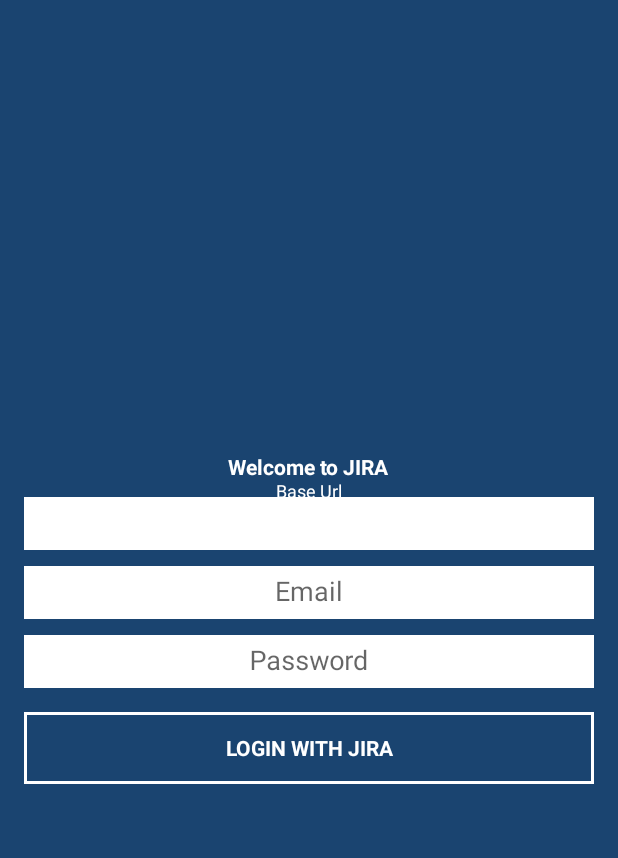
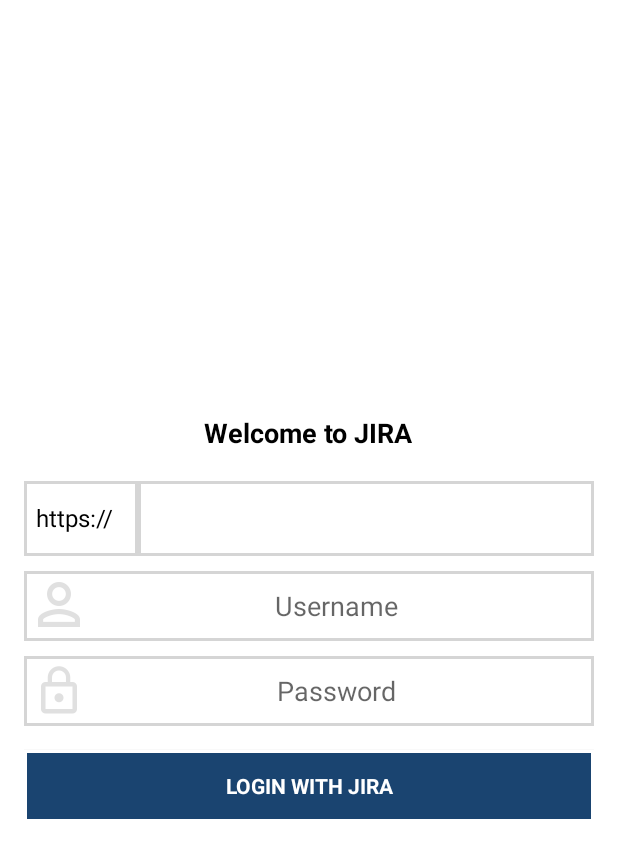
Before and after one commit to poojagaonkar/AWRCTEST, an Android app: the screen it shows after launch (LoginActivity), on a phone screen of 412 x 824 dp. Shown: the top 858 px of the screen. Run offline under Robolectric (Android 15) with nearby library versions, the phone set to English and light mode, and no system bars.

Commit message:
Changed login screen

```diff
--- a/AWEstimates/app/src/main/java/adweb/com/awteamestimates/LoginActivity.java
+++ b/AWEstimates/app/src/main/java/adweb/com/awteamestimates/LoginActivity.java
@@ -29,10 +29,12 @@ import android.view.View.OnClickListener;
 import android.view.WindowManager;
 import android.view.inputmethod.EditorInfo;
 import android.view.inputmethod.InputMethodManager;
+import android.widget.AdapterView;
 import android.widget.ArrayAdapter;
 import android.widget.AutoCompleteTextView;
 import android.widget.Button;
 import android.widget.EditText;
+import android.widget.Spinner;
 import android.widget.TextView;
 import android.widget.Toast;
 
@@ -89,13 +91,15 @@ public class LoginActivity extends AppCompatActivity  {
  private  EditText mBaseUrlView;
     private String userName;
     private  String baseUrl;
-
+    private Spinner mProtocolSpinner;
 
     private   String mUserSessionName ="";
     private   String mUserSessionValue ="";
     private SharedPreferences mPrefs;
     private SharedPreferences.Editor editor;
     public Button mUserNameSignInButton;
+    private List<String> protocolList ;
+    private String  protocolString;
 
     @Override
     protected void onCreate(Bundle savedInstanceState) {
@@ -108,6 +112,13 @@ public class LoginActivity extends AppCompatActivity  {
         mUserNameView = (EditText) findViewById(R.id.email);
         mBaseUrlView = (EditText)findViewById(R.id.etBaseUrl);
         mPasswordView = (EditText) findViewById(R.id.password);
+        mProtocolSpinner = (Spinner)findViewById(R.id.spinnerProtocol);
+
+
+        protocolList = new ArrayList<String>();
+        protocolList.add("https://");
+        protocolList.add("http://");
+
         mPasswordView.setOnEditorActionListener(new TextView.OnEditorActionListener() {
             @Override
             public boolean onEditorAction(TextView textView, int id, KeyEvent keyEvent) {
@@ -138,16 +149,35 @@ public class LoginActivity extends AppCompatActivity  {
         mLoginFormView = findViewById(R.id.login_form);
         mProgressView = findViewById(R.id.login_progress);
 
+        final ArrayAdapter<CharSequence> adapter = new ArrayAdapter(this,android.R.layout.simple_spinner_dropdown_item, protocolList);
+        adapter.setDropDownViewResource(android.R.layout.simple_spinner_dropdown_item);
+        mProtocolSpinner.setAdapter(adapter);
+
+        mProtocolSpinner.setOnItemSelectedListener(new AdapterView.OnItemSelectedListener() {
+            @Override
+            public void onItemSelected(AdapterView<?> adapterView, View view, int i, long l) {
+
+                protocolString = adapter.getItem(i).toString();
+            }
+
+            @Override
+            public void onNothingSelected(AdapterView<?> adapterView) {
+                protocolString = adapter.getItem(0).toString();
+            }
+        });
+
         baseUrl = mPrefs.getString(getResources().getString(R.string.pref_baseUrl), null);
         userName = mPrefs.getString(getResources().getString(R.string.pref_userName), null);
+        protocolString = mPrefs.getString("Protocol", null);
 
-        if(!TextUtils.isEmpty(baseUrl) && !TextUtils.isEmpty(userName))
+        if(!TextUtils.isEmpty(baseUrl) && !TextUtils.isEmpty(userName)&& !TextUtils.isEmpty(protocolString))
         {
-            mBaseUrlView.setText(baseUrl);
+            String[] tempUrl = baseUrl.split("//");
+            mBaseUrlView.setText(tempUrl[1]);
             mUserNameView.setText(userName);
+            int spinnerPosition = adapter.getPosition(protocolString);
+            mProtocolSpinner.setSelection(spinnerPosition);
         }
-
-
 
 
     }
@@ -198,6 +228,11 @@ public class LoginActivity extends AppCompatActivity  {
                 mBaseUrlView.setError(getString(R.string.error_invalid_baseurl));
                 focusView = mBaseUrlView;
                 cancel = true;
+            }
+            else
+            {
+                AppConstants.Protocol = protocolString;
+                baseUrl = protocolString + baseUrl;
             }
 
             // Check for a valid password, if the user entered one.
--- a/AWEstimates/app/src/main/java/adweb/com/awteamestimates/Service/JiraServices.java
+++ b/AWEstimates/app/src/main/java/adweb/com/awteamestimates/Service/JiraServices.java
@@ -174,6 +174,7 @@ public class JiraServices {
                 editor.putString(mContext.getResources().getString(R.string.pref_sessionUserValue), mUserSessionValue);
                 editor.putString(mContext.getResources().getString(R.string.pref_baseUrl), mBaseUrl);
                 editor.putString(mContext.getResources().getString(R.string.pref_userName), mUserName);
+                editor.putString("Protocol", AppConstants.Protocol);
                 AppConstants.tempPass = mPassword;
                 editor.commit();
 
--- a/AWEstimates/app/src/main/java/adweb/com/awteamestimates/Utilities/AppConstants.java
+++ b/AWEstimates/app/src/main/java/adweb/com/awteamestimates/Utilities/AppConstants.java
@@ -28,4 +28,5 @@ public class AppConstants {
     public static CharSequence CurrentSelectedRole;
     public static Boolean isRoleEnabled;
     public static ArrayList<RoleIdModel> ProjectRoleList;
+    public static String Protocol;
 }
--- a/AWEstimates/app/src/main/res/drawable-mdpi/edittext_background.xml
+++ b/AWEstimates/app/src/main/res/drawable-mdpi/edittext_background.xml
@@ -4,7 +4,8 @@
     <!--stroke width and color-->
     <stroke
         android:width="2dp"
-        android:color="@color/colorPrimaryDark" />
+        android:color="#d5d5d5"/>
+        <!--android:color="@color/colorPrimaryDark" />-->
 
     <!-- corner radius-->
     <corners
--- a/AWEstimates/app/src/main/res/drawable/button_background.xml
+++ b/AWEstimates/app/src/main/res/drawable/button_background.xml
@@ -4,8 +4,12 @@
     <!--stroke width and color-->
     <stroke
         android:width="2dp"
-        android:color="@android:color/white" />
+        android:color="@color/colorPrimary" />
 
+    <gradient
+        android:centerColor="@color/colorPrimaryDark"
+        android:startColor="@color/colorPrimaryDark"
+        android:endColor="@color/colorPrimaryDark"/>
     <!-- corner radius-->
     <corners
         android:radius="0dp" />
--- a/AWEstimates/app/src/main/res/layout/activity_login.xml
+++ b/AWEstimates/app/src/main/res/layout/activity_login.xml
@@ -31,36 +31,53 @@
             android:layout_height="wrap_content"
             android:orientation="vertical"
             android:layout_centerInParent="true"
-            android:layout_gravity="center">
+            android:layout_gravity="center"
+            >
 
             <TextView
                 android:layout_width="wrap_content"
                 android:layout_height="match_parent"
                 android:text="Welcome to JIRA"
-                android:textColor="@android:color/white"
+                android:textColor="@color/colorText"
                 android:textStyle="bold"
+                android:textSize="18sp"
                 android:layout_gravity="center_horizontal"/>
 
-            <android.support.design.widget.TextInputLayout
+            <!--<android.support.design.widget.TextInputLayout-->
+            <!--android:layout_width="match_parent"-->
+            <!--android:layout_height="wrap_content">-->
+            <!---->
+
+            <LinearLayout
                 android:layout_width="match_parent"
-                android:layout_height="wrap_content">
+                android:layout_height="50dp"
+                android:orientation="horizontal"
+                android:layout_marginTop="20dp">
+                <Spinner
+                    android:layout_width="0dp"
+                    android:layout_height="match_parent"
+                    android:id="@+id/spinnerProtocol"
+                    android:layout_weight="2"
+                    android:background="@drawable/edittext_background"
+                    android:theme="@style/ThemeOverlay.AppCompat.Light"
+                    android:spinnerMode="dropdown">
 
+                </Spinner>
                 <EditText
                     android:id="@+id/etBaseUrl"
-                    android:layout_width="match_parent"
-                    android:layout_height="wrap_content"
-                    android:hint="@string/base_url"
+                    android:layout_width="0dp"
+                    android:layout_height="match_parent"
                     android:inputType="textUri"
                     android:maxLines="1"
-                    android:background="@android:color/white"
+                    android:background="@drawable/edittext_background"
                     android:padding="5dp"
                     android:gravity="center"
-                    android:singleLine="true" />
+                    android:singleLine="true"
+                    android:layout_weight="8"
+                    android:focusedByDefault="true"/>
+            </LinearLayout>
 
-            </android.support.design.widget.TextInputLayout>
-            <android.support.design.widget.TextInputLayout
-                android:layout_width="match_parent"
-                android:layout_height="wrap_content">
+            <!--</android.support.design.widget.TextInputLayout>-->
 
                 <EditText
                     android:id="@+id/email"
@@ -69,16 +86,14 @@
                     android:hint="@string/prompt_email"
                     android:inputType="textEmailAddress"
                     android:maxLines="1"
-                    android:background="@android:color/white"
+                    android:background="@drawable/edittext_background"
                     android:padding="5dp"
                     android:gravity="center"
-                    android:singleLine="true" />
+                    android:singleLine="true"
+                    android:drawableLeft="@drawable/ic_person_outline_black_36dp"
+                    android:layout_marginTop="10dp"/>
 
-            </android.support.design.widget.TextInputLayout>
 
-            <android.support.design.widget.TextInputLayout
-                android:layout_width="match_parent"
-                android:layout_height="wrap_content">
 
                 <EditText
                     android:id="@+id/password"
@@ -90,12 +105,13 @@
                     android:imeOptions="actionUnspecified"
                     android:inputType="textPassword"
                     android:maxLines="1"
-                    android:background="@android:color/white"
+                    android:background="@drawable/edittext_background"
                     android:padding="5dp"
                     android:gravity="center"
-                    android:singleLine="true" />
+                    android:singleLine="true"
+                    android:drawableLeft="@drawable/ic_lock_outline_black_36dp"
+                    android:layout_marginTop="10dp"/>
 
-            </android.support.design.widget.TextInputLayout>
 
             <Button
                 android:id="@+id/email_sign_in_button"
--- a/AWEstimates/app/src/main/res/values/colors.xml
+++ b/AWEstimates/app/src/main/res/values/colors.xml
@@ -1,6 +1,7 @@
 <?xml version="1.0" encoding="utf-8"?>
 <resources>
-    <color name="colorPrimary">#1a4470</color>
-    <color name="colorPrimaryDark">#2b4e75</color>
-    <color name="colorAccent">#ffffff</color>
+    <color name="colorPrimary">#ffffff</color>
+    <color name="colorPrimaryDark">#1a4470</color>
+    <color name="colorAccent">#ffffff   </color>
+    <color name="colorText">#000000   </color>
 </resources>
--- a/AWEstimates/app/src/main/res/values/strings.xml
+++ b/AWEstimates/app/src/main/res/values/strings.xml
@@ -8,7 +8,7 @@
     <string name="title_activity_login">Login</string>
 
     <!-- Strings related to login -->
-    <string name="prompt_email">Email</string>
+    <string name="prompt_email">Username</string>
     <string name="prompt_password">Password </string>
     <string name="action_sign_in">Login with JIRA</string>
     <string name="action_sign_in_short">Sign in</string>
```
Also changed, not shown: AWEstimates/app/src/main/res/drawable-hdpi/ic_lock_outline_black_36dp.png, AWEstimates/app/src/main/res/drawable-hdpi/ic_person_outline_black_36dp.png, AWEstimates/app/src/main/res/drawable-mdpi/ic_lock_outline_black_36dp.png, AWEstimates/app/src/main/res/drawable-mdpi/ic_person_outline_black_36dp.png, AWEstimates/app/src/main/res/drawable-xhdpi/ic_lock_outline_black_36dp.png, AWEstimates/app/src/main/res/drawable-xhdpi/ic_person_outline_black_36dp.png, AWEstimates/app/src/main/res/drawable-xxhdpi/ic_lock_outline_black_36dp.png, AWEstimates/app/src/main/res/drawable-xxhdpi/ic_person_outline_black_36dp.png, AWEstimates/app/src/main/res/drawable-xxxhdpi/ic_lock_outline_black_36dp.png, AWEstimates/app/src/main/res/drawable-xxxhdpi/ic_person_outline_black_36dp.png.
